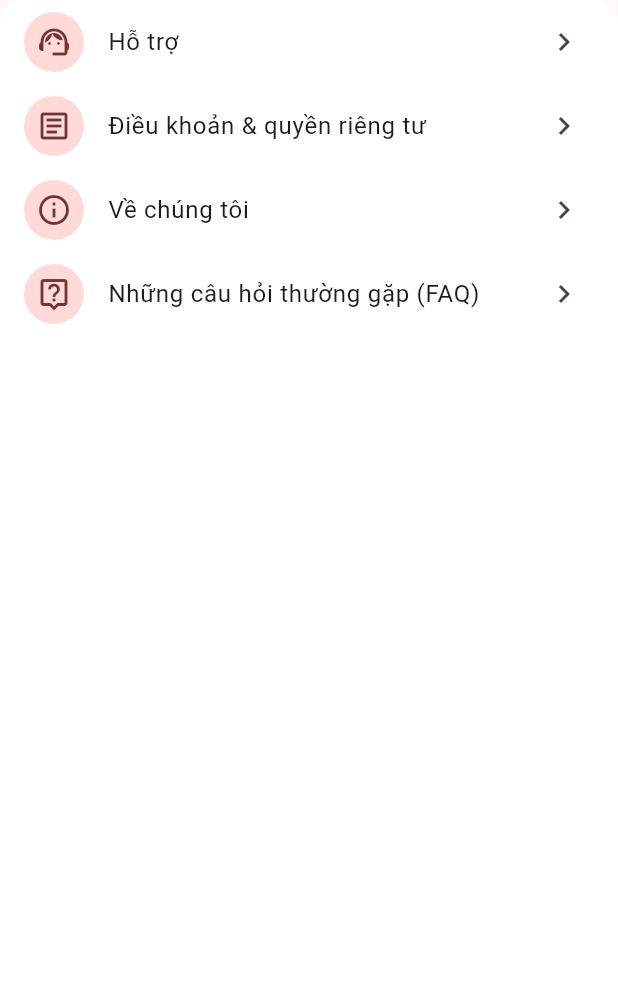
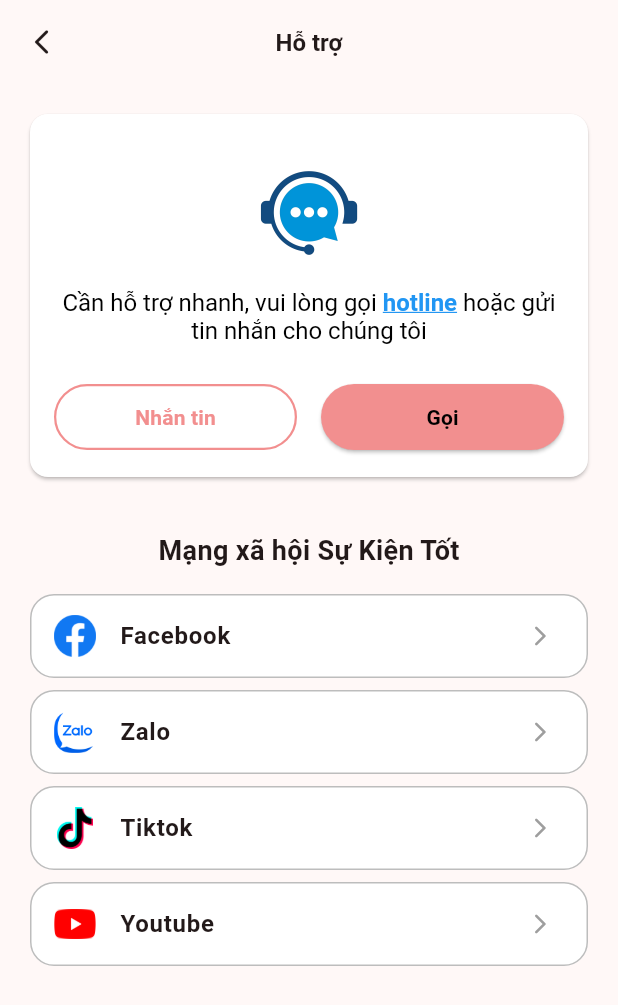
Before and after one commit to HieuNT-2001/su_kien_tot, a Flutter app: the MenuSection3 widget shown alone on an empty page, opened directly, after a tap on "Hỗ trợ", on a phone screen of 412 x 824 dp. Shown: the top 1005 px of the screen. Run offline on Flutter 3.47's test engine with Material 3 defaults, Android fonts, the phone set to English and light mode, and no system bars; our stand-ins replace country_code_picker, dotted_border, go_router, skeletonizer.

Commit message:
help page

```diff
--- a/lib/pages/account/menu_section_3.dart
+++ b/lib/pages/account/menu_section_3.dart
@@ -29,7 +29,11 @@ class MenuSection3 extends StatelessWidget {
             onTap: () => context.push('/favorite-page'),
           ),
         ],
-        MenuItem(title: 'Hỗ trợ', icon: Icons.support_agent, onTap: () {}),
+        MenuItem(
+          title: 'Hỗ trợ',
+          icon: Icons.support_agent,
+          onTap: () => context.push('/help-page'),
+        ),
         MenuItem(
           title: 'Điều khoản & quyền riêng tư',
           icon: Icons.article_outlined,
--- /dev/null
+++ b/lib/pages/help/contact_info.dart
@@ -0,0 +1,83 @@
+import 'package:flutter/gestures.dart';
+import 'package:flutter/material.dart';
+
+class ContactInfo extends StatelessWidget {
+  const ContactInfo({super.key});
+
+  @override
+  Widget build(BuildContext context) {
+    return Card(
+      color: Colors.white,
+      child: Padding(
+        padding: const EdgeInsets.all(16),
+        child: Column(
+          mainAxisSize: MainAxisSize.min,
+          children: [
+            Image.asset('assets/images/help.png', height: 100),
+            RichText(
+              textAlign: TextAlign.center,
+              text: TextSpan(
+                style: const TextStyle(fontSize: 16, color: Colors.black),
+                children: [
+                  const TextSpan(text: 'Cần hỗ trợ nhanh, vui lòng gọi '),
+                  TextSpan(
+                    text: 'hotline',
+                    style: const TextStyle(
+                      color: Colors.blue,
+                      fontWeight: FontWeight.bold,
+                      decoration: TextDecoration.underline,
+                    ),
+                    recognizer: TapGestureRecognizer()..onTap = () {},
+                  ),
+                  const TextSpan(text: ' hoặc gửi tin nhắn cho chúng tôi'),
+                ],
+              ),
+            ),
+            const SizedBox(height: 24),
+            Row(
+              mainAxisAlignment: MainAxisAlignment.spaceEvenly,
+              children: [
+                Expanded(
+                  child: OutlinedButton(
+                    onPressed: () {},
+                    style: OutlinedButton.styleFrom(
+                      side: const BorderSide(
+                        color: Color(0xFFF28F8F),
+                        width: 1.5,
+                      ),
+                      padding: const EdgeInsets.all(12),
+                    ),
+                    child: const Text(
+                      'Nhắn tin',
+                      style: TextStyle(
+                        color: Color(0xFFF28F8F),
+                        fontWeight: FontWeight.bold,
+                      ),
+                    ),
+                  ),
+                ),
+                const SizedBox(width: 16),
+                Expanded(
+                  child: ElevatedButton(
+                    onPressed: () {},
+                    style: ElevatedButton.styleFrom(
+                      backgroundColor: const Color(0xFFF28F8F),
+                      padding: const EdgeInsets.all(12),
+                    ),
+                    child: const Text(
+                      'Gọi',
+                      style: TextStyle(
+                        fontWeight: FontWeight.bold,
+                        color: Colors.black,
+                      ),
+                    ),
+                  ),
+                ),
+              ],
+            ),
+          ],
+        ),
+      ),
+    );
+  }
+}
--- /dev/null
+++ b/lib/pages/help/help_page.dart
@@ -0,0 +1,31 @@
+import 'package:flutter/material.dart';
+import 'package:go_router/go_router.dart';
+import 'package:su_kien_tot/pages/help/contact_info.dart';
+import 'package:su_kien_tot/pages/help/social_media.dart';
+
+class HelpPage extends StatelessWidget {
+  const HelpPage({super.key});
+
+  @override
+  Widget build(BuildContext context) {
+    return Scaffold(
+      appBar: AppBar(
+        title: const Text(
+          'Hỗ trợ',
+          style: TextStyle(fontSize: 16, fontWeight: FontWeight.bold),
+        ),
+        leading: IconButton(
+          icon: const Icon(Icons.arrow_back_ios_rounded, size: 20),
+          onPressed: () => context.pop(),
+        ),
+        centerTitle: true,
+      ),
+      body: const Padding(
+        padding: EdgeInsets.all(16),
+        child: Column(
+          children: [ContactInfo(), SizedBox(height: 32), SocialMedia()],
+        ),
+      ),
+    );
+  }
+}
--- /dev/null
+++ b/lib/pages/help/social_media.dart
@@ -0,0 +1,55 @@
+import 'package:flutter/material.dart';
+import 'package:url_launcher/url_launcher.dart';
+
+class SocialMedia extends StatelessWidget {
+  const SocialMedia({super.key});
+
+  Future<void> _launchUrl(String url) async {
+    final Uri uri = Uri.parse(url);
+    if (!await launchUrl(uri, mode: LaunchMode.inAppWebView)) {
+      throw Exception('Không mở được $uri');
+    }
+  }
+
+  Widget _buildSocialMedia(String label, String image, String url) {
+    return Card(
+      color: Colors.white,
+      elevation: 0,
+      shape: RoundedRectangleBorder(
+        borderRadius: BorderRadius.circular(16),
+        side: BorderSide(color: Colors.grey.shade400),
+      ),
+      child: ListTile(
+        leading: Image.asset('assets/images/$image', height: 28, width: 28),
+        title: Text(label, style: const TextStyle(fontWeight: FontWeight.bold)),
+        trailing: const Icon(
+          Icons.arrow_forward_ios_rounded,
+          size: 16,
+          color: Colors.grey,
+        ),
+        onTap: () => _launchUrl(url),
+      ),
+    );
+  }
+
+  @override
+  Widget build(BuildContext context) {
+    return Column(
+      children: [
+        const Text(
+          'Mạng xã hội Sự Kiện Tốt',
+          style: TextStyle(fontSize: 18, fontWeight: FontWeight.bold),
+        ),
+        const SizedBox(height: 12),
+        _buildSocialMedia(
+          'Facebook',
+          'facebook.png',
+          'https://www.facebook.com/',
+        ),
+        _buildSocialMedia('Zalo', 'zalo.png', 'https://zalo.me/pc'),
+        _buildSocialMedia('Tiktok', 'tiktok.png', 'https://www.tiktok.com/'),
+        _buildSocialMedia('Youtube', 'youtube.png', 'https://www.youtube.com/'),
+      ],
+    );
+  }
+}
--- a/lib/routes/app_router.dart
+++ b/lib/routes/app_router.dart
@@ -3,6 +3,7 @@ import 'package:go_router/go_router.dart';
 import 'package:su_kien_tot/pages/account/account_page.dart';
 import 'package:su_kien_tot/pages/activity/activity_page.dart';
 import 'package:su_kien_tot/pages/favorite/favorite_page.dart';
+import 'package:su_kien_tot/pages/help/help_page.dart';
 import 'package:su_kien_tot/pages/home/home_guest.dart';
 import 'package:su_kien_tot/pages/home/home_user.dart';
 import 'package:su_kien_tot/pages/introduction/introduction1.dart';
@@ -85,6 +86,10 @@ class AppRouter {
         path: '/link-account-page',
         builder: (context, state) => const LinkAccountPage(),
       ),
+      GoRoute(
+        path: '/help-page',
+        builder: (context, state) => const HelpPage(),
+      ),
       StatefulShellRoute.indexedStack(
         builder: (context, state, navigationShell) {
           return Scaffold(
```
Also changed, not shown: assets/images/facebook.png (added), assets/images/help.png (added), assets/images/tiktok.png (added), assets/images/youtube.png (added), assets/images/zalo.png (added).
